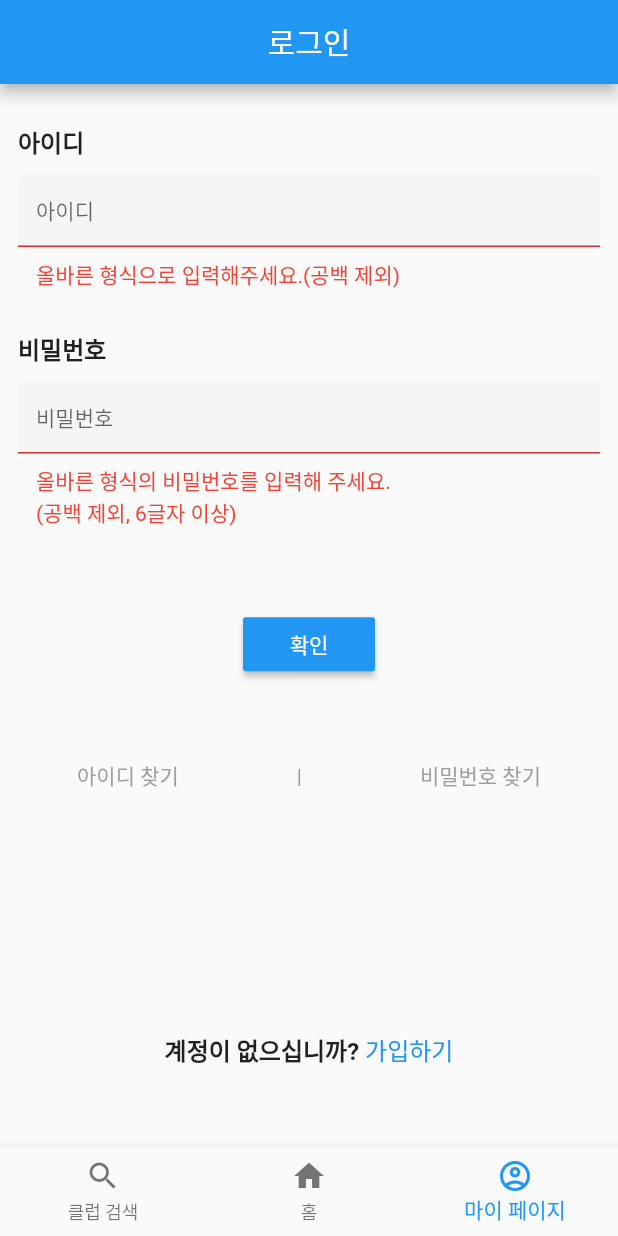
After one commit to jspark2201/JayBilli_Mobile, a Flutter app: the screen it shows after launch, item 3 of the bottom bar chosen, after a tap on "확인", on a phone screen of 412 x 824 dp. The commit adds this screen. Run offline on Flutter 3.47's test engine with Material 2 defaults, Android fonts, the phone set to English and light mode, and no system bars; our stand-ins replace firebase_auth, fluttertoast; accounts and stored records are empty.

Commit message:
Login & Sign in & Sign up - 01

```diff
--- a/jaybilli_mobile/lib/main.dart
+++ b/jaybilli_mobile/lib/main.dart
@@ -1,4 +1,5 @@
 import 'package:flutter/material.dart';
+import 'package:jaybilli_mobile/rootPage.dart';
 import 'package:jaybilli_mobile/signUpPage.dart';
 
 void main() {
@@ -27,7 +28,7 @@ class MyApp extends StatelessWidget {
         // closer together (more dense) than on mobile platforms.
         visualDensity: VisualDensity.adaptivePlatformDensity,
       ),
-      home: SignUpPage(),
+      home: RootPage(),
     );
   }
 }
--- /dev/null
+++ b/jaybilli_mobile/lib/myAccountPage.dart
@@ -0,0 +1,63 @@
+import 'package:firebase_auth/firebase_auth.dart';
+import 'package:flutter/material.dart';
+import 'package:jaybilli_mobile/signInPage.dart';
+
+class MyAccountPage extends StatefulWidget {
+
+  @override
+  _AccountPageState createState() => _AccountPageState();
+}
+
+class _AccountPageState extends State<MyAccountPage> {
+  bool isItFirstData = true;
+
+  @override
+  void initState() {
+    super.initState();
+    isItFirstData = true;
+  }
+
+  @override
+  Widget build(BuildContext context) {
+    return StreamBuilder<FirebaseUser>(
+        stream: FirebaseAuth.instance.onAuthStateChanged,
+        builder: (context, snapshot) {
+          if (isItFirstData) {
+            isItFirstData = false;
+            return Container();
+          } else {
+            if (snapshot.hasData) {
+              return Scaffold(
+                endDrawer: Drawer(
+                  child: ListView(
+                    children: [
+                      DrawerHeader(
+                          child:Text(snapshot.data.email),
+                        decoration: BoxDecoration(
+                          color: Colors.blue
+                        ),),
+                      ListTile(
+                        title: Text('로그아웃'),
+                        onTap: () {
+                          FirebaseAuth.instance.signOut();
+                        },
+                      )
+                    ],
+                  ),
+                ),
+                appBar: AppBar(
+                  leading: SizedBox(),
+                  title: Center(child: Text('마이 페이지')),
+                ),
+                body: SafeArea(
+                  child: Column(
+
+                  ),
+                ),
+              );
+            }
+            return SignInPage();
+          }
+        });
+  }
+}
--- /dev/null
+++ b/jaybilli_mobile/lib/rootPage.dart
@@ -0,0 +1,44 @@
+import 'package:firebase_auth/firebase_auth.dart';
+import 'package:flutter/material.dart';
+import 'package:jaybilli_mobile/myAccountPage.dart';
+import 'package:jaybilli_mobile/signUpPage.dart';
+
+class RootPage extends StatefulWidget {
+  @override
+  _RootPageState createState() => _RootPageState();
+}
+
+class _RootPageState extends State<RootPage> {
+  int _selectedIndex = 1;
+
+  @override
+  Widget build(BuildContext context) {
+    return Scaffold(
+      body: SafeArea(
+        child: _pageList.elementAt(_selectedIndex),
+      ),
+      bottomNavigationBar: BottomNavigationBar(
+        selectedItemColor: Colors.blue,
+        unselectedItemColor: Colors.black54,
+        currentIndex: _selectedIndex,
+        onTap: (int index) {
+          setState(() {
+            _selectedIndex = index;
+          });
+        },
+        items: [
+          BottomNavigationBarItem(label:'클럽 검색', icon: Icon(Icons.search)),
+          BottomNavigationBarItem(label: '홈',icon: Icon(Icons.home)),
+          BottomNavigationBarItem(label: '마이 페이지',icon: Icon(Icons.account_circle_outlined)),
+        ],
+      ),
+    );
+  }
+
+  List _pageList = [
+    Text('클럽 검색'),
+    Text('홈'),
+    MyAccountPage(),
+  ];
+
+}
--- /dev/null
+++ b/jaybilli_mobile/lib/signInPage.dart
@@ -0,0 +1,192 @@
+import 'package:firebase_auth/firebase_auth.dart';
+import 'package:flutter/gestures.dart';
+import 'package:flutter/material.dart';
+import 'package:jaybilli_mobile/signUpPage.dart';
+
+class SignInPage extends StatefulWidget {
+  @override
+  _SignInPageState createState() => _SignInPageState();
+}
+
+class _SignInPageState extends State<SignInPage> {
+  GlobalKey<FormState> _formKey = GlobalKey<FormState>();
+  TextEditingController _idController = TextEditingController(text: '');
+  TextEditingController _pwController = TextEditingController(text: '');
+
+  @override
+  Widget build(BuildContext context) {
+    return Scaffold(
+      appBar: AppBar(
+        title: Center(child: Text('로그인')),
+      ),
+      body: SafeArea(
+        child: signInForm(),
+      ),
+    );
+  }
+
+  Widget signInForm() {
+    return Form(
+      key: _formKey,
+      child: Padding(
+        padding: const EdgeInsets.symmetric(horizontal: 12.0),
+        child: Column(
+          mainAxisAlignment: MainAxisAlignment.spaceBetween,
+          crossAxisAlignment: CrossAxisAlignment.start,
+          children: [
+            Flexible(flex: 1, child: Container()),
+            Text(
+              '아이디',
+              style: TextStyle(fontSize: 16, fontWeight: FontWeight.bold),
+            ),
+            SizedBox(
+              height: 10,
+            ),
+            TextFormField(
+              controller: _idController,
+              style: TextStyle(fontSize: 14),
+              decoration: getTextFieldDecor('아이디'),
+              validator: (String value) {
+                if (value.isEmpty || value.contains(' ')) {
+                  return '올바른 형식으로 입력해주세요.(공백 제외)';
+                }
+                return null;
+              },
+            ),
+            Flexible(flex: 1, child: Container()),
+            Text(
+              '비밀번호',
+              style: TextStyle(fontSize: 16, fontWeight: FontWeight.bold),
+            ),
+            SizedBox(
+              height: 10,
+            ),
+            TextFormField(
+              controller: _pwController,
+              obscureText: true,
+              style: TextStyle(fontSize: 14),
+              decoration: getTextFieldDecor('비밀번호'),
+              validator: (String value) {
+                if (value.isEmpty || value.contains(' ') || value.length < 6) {
+                  return '올바른 형식의 비밀번호를 입력해 주세요.\n(공백 제외, 6글자 이상)';
+                }
+                return null;
+              },
+            ),
+            Flexible(flex: 2, child: Container()),
+            Center(
+              child: RaisedButton(
+                color: Colors.blue,
+                onPressed: () {
+                  if (_formKey.currentState.validate()) {
+                    _login;
+                  }
+                },
+                child: Text(
+                  '확인',
+                  style: TextStyle(color: Colors.white),
+                ),
+              ),
+            ),
+            Flexible(flex: 2, child: Container()),
+            Row(
+              mainAxisAlignment: MainAxisAlignment.spaceAround,
+              children: [
+                Text(
+                  '아이디 찾기',
+                  style: TextStyle(color: Colors.grey[500]),
+                ),
+                Text(
+                  '|',
+                  style: TextStyle(color: Colors.grey[500]),
+                ),
+                Text(
+                  '비밀번호 찾기',
+                  style: TextStyle(color: Colors.grey[500]),
+                )
+              ],
+            ),
+            Flexible(flex: 6, child: Container()),
+            Center(
+              child: RichText(
+                text: TextSpan(
+                    text: null,
+                    style: DefaultTextStyle.of(context).style,
+                    children: [
+                      TextSpan(
+                          text: '계정이 없으십니까? ',
+                          style: TextStyle(fontWeight: FontWeight.bold, fontSize: 16.0)),
+                      TextSpan(
+                          text: '가입하기', style: TextStyle(color: Colors.blue, fontSize: 16.0),
+                          recognizer: TapGestureRecognizer()..onTap = () {
+                            Navigator.push(context, MaterialPageRoute(builder: (context) => SignUpPage()));
+                          }),
+                    ]),
+              ),
+            ),
+            Flexible(flex: 2, child: Container()),
+          ],
+        ),
+      ),
+    );
+  }
+
+  InputDecoration getTextFieldDecor(String hint) {
+    return InputDecoration(
+        hintText: hint,
+        errorStyle: TextStyle(fontSize: 14, color: Colors.red),
+        enabledBorder: OutlineInputBorder(
+          borderSide: BorderSide(
+            color: Colors.grey[300],
+            width: 1,
+          ),
+          borderRadius: BorderRadius.circular(20.0),
+        ),
+        focusedBorder: OutlineInputBorder(
+          borderSide: BorderSide(
+            color: Colors.grey[300],
+            width: 1,
+          ),
+          borderRadius: BorderRadius.circular(10.0),
+        ),
+        fillColor: Colors.grey[100],
+        filled: true);
+  }
+
+  get _login async {
+    String errorMessage;
+    try {
+      final AuthResult result = await FirebaseAuth.instance
+          .signInWithEmailAndPassword(
+              email: _idController.text + '@gmail.com',
+              password: _pwController.text);
+    } catch (error) {
+      switch (error.code) {
+        case "ERROR_INVALID_EMAIL":
+          errorMessage = "Your email address appears to be malformed.";
+          break;
+        case "ERROR_WRONG_PASSWORD":
+          errorMessage = "Your password is wrong.";
+          break;
+        case "ERROR_USER_NOT_FOUND":
+          errorMessage = "User with this email doesn't exist.";
+          break;
+        case "ERROR_USER_DISABLED":
+          errorMessage = "User with this email has been disabled.";
+          break;
+        case "ERROR_TOO_MANY_REQUESTS":
+          errorMessage = "Too many requests. Try again later.";
+          break;
+        case "ERROR_OPERATION_NOT_ALLOWED":
+          errorMessage = "Signing in with Email and Password is not enabled.";
+          break;
+        default:
+          errorMessage = "An undefined Error happened.";
+      }
+    }
+
+    if (errorMessage != null) {
+      return Future.error(errorMessage);
+    }
+  }
+}
--- a/jaybilli_mobile/lib/signUpPage.dart
+++ b/jaybilli_mobile/lib/signUpPage.dart
@@ -24,17 +24,21 @@ class _SignUpPageState extends State<SignUpPage> {
         builder: (context, snapshot) {
           return Scaffold(
             appBar: AppBar(
-              title: Center(child: Text('Jay Billi 회원가입')),
+              title: Center(child: Text('회원가입')),
+              actions: [
+                SizedBox(
+                  width: 56.0,
+                )
+              ],
             ),
             body: SafeArea(
               child: Padding(
-                padding: const EdgeInsets.all(8.0),
+                padding: const EdgeInsets.symmetric(horizontal: 12.0),
                 child: signUpForm(),
               ),
             ),
           );
-        }
-    );
+        });
   }
 
   Widget signUpForm() {
@@ -93,11 +97,14 @@ class _SignUpPageState extends State<SignUpPage> {
             child: RaisedButton(
               color: Colors.blue,
               onPressed: () {
-                if(_formKey.currentState.validate()) {
+                if (_formKey.currentState.validate()) {
                   _register;
                 }
               },
-              child: Text('가입하기', style: TextStyle(color: Colors.white),),
+              child: Text(
+                '가입하기',
+                style: TextStyle(color: Colors.white),
+              ),
             ),
           ),
         ],
@@ -110,12 +117,11 @@ class _SignUpPageState extends State<SignUpPage> {
     try {
       final AuthResult result = await FirebaseAuth.instance
           .createUserWithEmailAndPassword(
-          email: _idController.text + '@gmail.com',
-          password: _pwController.text);
+              email: _idController.text + '@gmail.com',
+              password: _pwController.text);
 
-      Navigator.pushReplacement(
-          context, MaterialPageRoute(builder: (context) => SignUpCompletePage())
-      );
+      Navigator.pushReplacement(context,
+          MaterialPageRoute(builder: (context) => SignUpCompletePage()));
     } catch (error) {
       switch (error.code) {
         case "ERROR_INVALID_EMAIL":
@@ -169,14 +175,14 @@ class _SignUpPageState extends State<SignUpPage> {
   }
 
   void showToast(String message) {
-    Fluttertoast.showToast(msg: message,
+    Fluttertoast.showToast(
+      msg: message,
       backgroundColor: Colors.black,
       toastLength: Toast.LENGTH_SHORT,
       gravity: ToastGravity.BOTTOM,
     );
   }
 }
-
 
 class SignUpCompletePage extends StatelessWidget {
   @override
@@ -186,17 +192,24 @@ class SignUpCompletePage extends StatelessWidget {
         child: Column(
           mainAxisAlignment: MainAxisAlignment.center,
           children: [
-            Center(child: Text('가입 완료', style: TextStyle(fontSize: 20, fontWeight: FontWeight.bold),)),
-            SizedBox(height: 50,),
+            Center(
+                child: Text(
+              '가입 완료',
+              style: TextStyle(fontSize: 20, fontWeight: FontWeight.bold),
+            )),
+            SizedBox(
+              height: 50,
+            ),
             Center(
               child: RaisedButton(
                 color: Colors.blue,
                 onPressed: () {
-                  Navigator.pushReplacement(
-                      context, MaterialPageRoute(builder: (context) => SignUpPage())
-                  );
+                  Navigator.pop(context);
                 },
-                child: Text('확인', style: TextStyle(color: Colors.white),),
+                child: Text(
+                  '확인',
+                  style: TextStyle(color: Colors.white),
+                ),
               ),
             )
           ],
```
Also changed, not shown: 6 other files.
